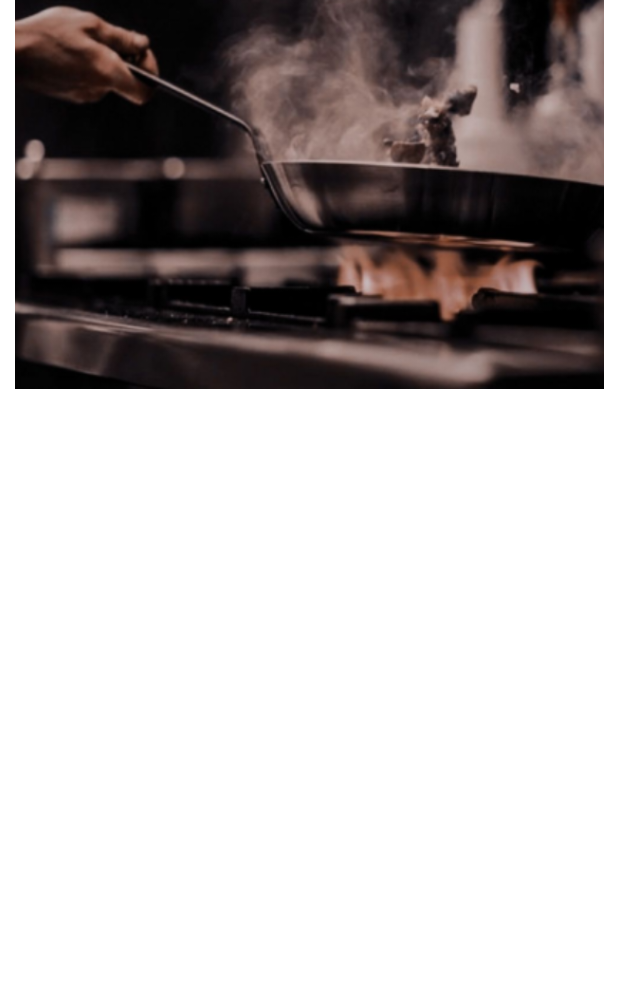
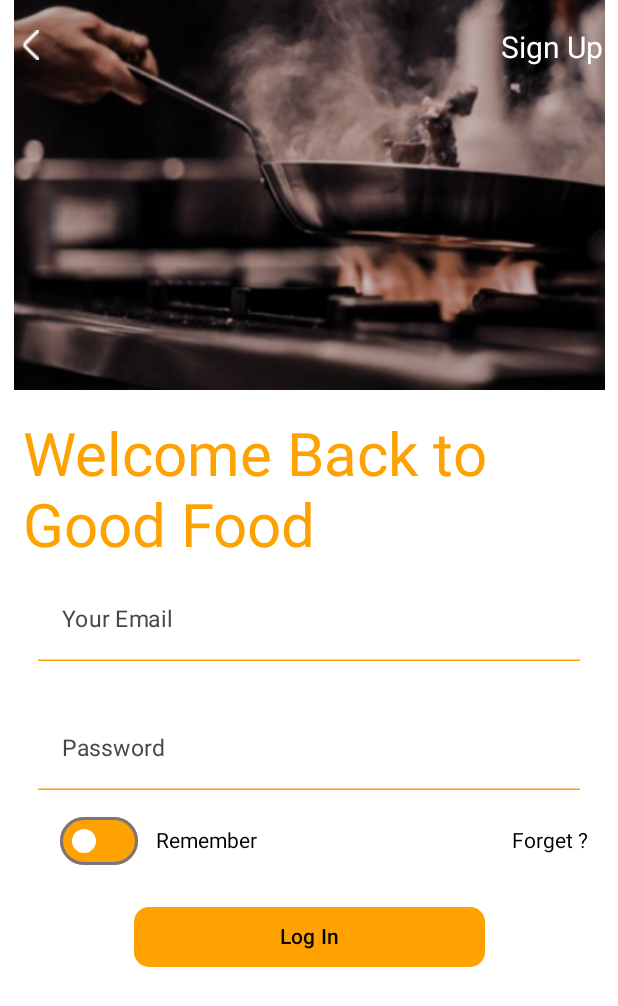
Before and after one commit to sarmesh17/AI-Recipe-App, an Android app built with Jetpack Compose: the @Preview function LoginScreen, on a phone screen of 412 x 824 dp. Shown: the top 1006 px of the screen. Run offline under Robolectric (Android 15) with nearby library versions, the phone set to English and light mode, and no system bars.

Commit message:
LoginScreen Completed

```diff
--- a/app/src/main/java/com/matrix/airecipeapp/presentation/loginscreen/LoginScreen.kt
+++ b/app/src/main/java/com/matrix/airecipeapp/presentation/loginscreen/LoginScreen.kt
@@ -1,23 +1,153 @@
 package com.matrix.airecipeapp.presentation.loginscreen
 
 import androidx.compose.foundation.Image
+import androidx.compose.foundation.layout.Arrangement
+import androidx.compose.foundation.layout.Box
 import androidx.compose.foundation.layout.Column
+import androidx.compose.foundation.layout.Row
+import androidx.compose.foundation.layout.Spacer
 import androidx.compose.foundation.layout.fillMaxSize
 import androidx.compose.foundation.layout.fillMaxWidth
 import androidx.compose.foundation.layout.height
 import androidx.compose.foundation.layout.padding
 import androidx.compose.foundation.layout.size
+import androidx.compose.foundation.layout.width
+import androidx.compose.foundation.shape.RoundedCornerShape
+import androidx.compose.material3.Button
+import androidx.compose.material3.ButtonDefaults
+import androidx.compose.material3.Icon
+import androidx.compose.material3.Switch
+import androidx.compose.material3.SwitchDefaults
+import androidx.compose.material3.Text
+import androidx.compose.material3.TextField
+import androidx.compose.material3.TextFieldDefaults
 import androidx.compose.runtime.Composable
+import androidx.compose.runtime.getValue
+import androidx.compose.runtime.mutableStateOf
+import androidx.compose.runtime.remember
+import androidx.compose.runtime.setValue
+import androidx.compose.ui.Alignment
 import androidx.compose.ui.Modifier
+import androidx.compose.ui.graphics.Color
+import androidx.compose.ui.res.colorResource
 import androidx.compose.ui.res.painterResource
 import androidx.compose.ui.tooling.preview.Preview
 import androidx.compose.ui.unit.dp
+import androidx.compose.ui.unit.sp
 import com.matrix.airecipeapp.R
 
 @Composable
 @Preview(showBackground = true)
-fun LoginScreen(){
-Column(modifier = Modifier.fillMaxSize()) {
-    Image(painter = painterResource(id = R.drawable.loginscreen), contentDescription =null, modifier = Modifier.fillMaxWidth().height(259.dp))
+fun LoginScreen() {
+    var email by remember {
+        androidx.compose.runtime.mutableStateOf("")
+
+    }
+    var isChecked by remember {
+        mutableStateOf(false)
+    }
+    Column(modifier = Modifier.fillMaxSize()) {
+        Box {
+            Image(
+                painter = painterResource(id = R.drawable.loginscreen),
+                contentDescription = null,
+                modifier = Modifier
+                    .fillMaxWidth()
+                    .height(260.dp)
+            )
+            Row(
+                modifier = Modifier
+                    .fillMaxWidth()
+                    .padding(top = 20.dp, end = 10.dp, start = 10.dp, bottom = 10.dp),
+                horizontalArrangement = Arrangement.SpaceBetween
+            ) {
+
+
+                Icon(
+                    painter = painterResource(id = R.drawable.vector1),
+                    contentDescription = null, tint = Color.White,
+                    modifier = Modifier.size(20.dp)
+                )
+                Text(text = "Sign Up", fontSize = 20.sp, color = Color.White)
+            }
+        }
+        Row(
+            modifier = Modifier
+                .fillMaxWidth()
+                .padding(top = 20.dp, start = 15.dp)
+        ) {
+            Text(
+                text = "Welcome Back to Good Food",
+                fontSize = 40.sp,
+                color = colorResource(id = R.color.amber)
+            )
+
+        }
+        Column {
+            TextField(
+                value = email,
+                onValueChange = { email = it },
+                placeholder = { Text(text = "Your Email", fontSize = 15.sp) },
+                colors = TextFieldDefaults.colors(
+                    unfocusedIndicatorColor = colorResource(
+                        id = R.color.amber
+                    ), focusedIndicatorColor = colorResource(id = R.color.amber),
+                    focusedContainerColor = Color.White, unfocusedContainerColor = Color.White
+                ),
+                modifier = Modifier
+                    .fillMaxWidth()
+                    .padding(top = 10.dp, bottom = 10.dp, start = 25.dp, end = 25.dp)
+            )
+            Spacer(modifier = Modifier.height(10.dp))
+            TextField(
+                value = email,
+                onValueChange = { email = it },
+                placeholder = { Text(text = "Password", fontSize = 15.sp) },
+                colors = TextFieldDefaults.colors(
+                    unfocusedIndicatorColor = colorResource(
+                        id = R.color.amber
+                    ), focusedIndicatorColor = colorResource(id = R.color.amber),
+                    focusedContainerColor = Color.White, unfocusedContainerColor = Color.White
+                ),
+                modifier = Modifier
+                    .fillMaxWidth()
+                    .padding(top = 10.dp, bottom = 10.dp, start = 25.dp, end = 25.dp)
+            )
+
+        }
+        Row (modifier = Modifier
+            .fillMaxWidth()
+            .padding(start = 20.dp), horizontalArrangement = Arrangement.Center, verticalAlignment = Alignment.CenterVertically){
+            Switch(checked = isChecked, onCheckedChange = {isChecked=it}, colors = SwitchDefaults.colors(checkedThumbColor = Color.White, checkedTrackColor = colorResource(
+                id = R.color.amber
+            ), uncheckedThumbColor = Color.White, uncheckedTrackColor = colorResource(id = R.color.amber)))
+            Spacer(modifier = Modifier.width(12.dp))
+            Text(text = "Remember")
+            Spacer(modifier = Modifier.width(170.dp))
+            Text(text = "Forget ?")
+
+        }
+        Spacer(modifier = Modifier.height(20.dp))
+        Column(
+            modifier = Modifier
+                .height(250.dp)
+                .fillMaxWidth(), horizontalAlignment = Alignment.CenterHorizontally
+        )
+        {
+            Button(
+                onClick = { /*TODO*/ },
+                modifier = Modifier.size(234.dp, 40.dp),
+                colors = ButtonDefaults.buttonColors(
+                    contentColor = colorResource(
+                        id = R.color.black
+                    ), containerColor = colorResource(id = R.color.amber)
+                ),
+                shape = RoundedCornerShape(10.dp)
+            ) {
+                Text(text = "Log In")
+            }
+
+
+        }
+    }
 }
-}
--- a/app/src/main/res/values/colors.xml
+++ b/app/src/main/res/values/colors.xml
@@ -7,4 +7,5 @@
     <color name="teal_700">#FF018786</color>
     <color name="black">#FF000000</color>
     <color name="white">#FFFFFFFF</color>
+    <color name="amber">#FDA201</color>
 </resources>
```
Also changed, not shown: app/src/main/res/drawable/vector1.png (added).
